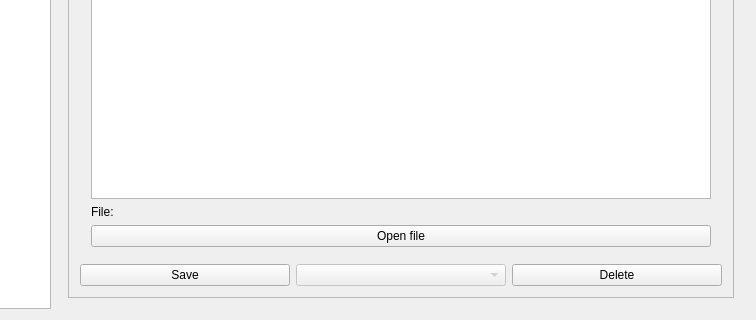
guillaumejounel/PluriNotes, file PluriNotes/plurinotes.ui: the form before one commit; both pictures show x 98 to 854 and y 282 to 602 of the 854 by 602 pixel window.
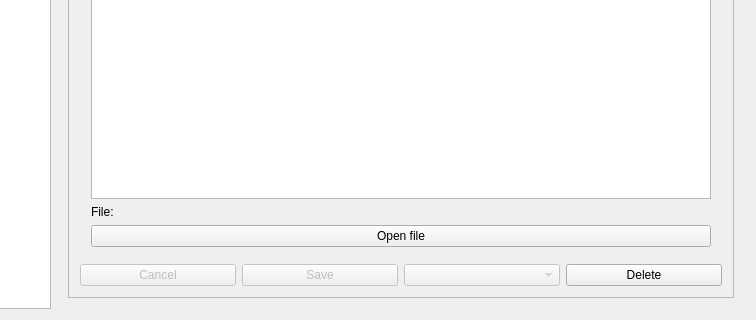
The form after the commit. The open tabs and pages were chosen to show the change.

```diff
--- a/PluriNotes/plurinotes.ui
+++ b/PluriNotes/plurinotes.ui
@@ -60,8 +60,8 @@
             <rect>
              <x>0</x>
              <y>0</y>
-             <width>273</width>
-             <height>461</height>
+             <width>655</width>
+             <height>530</height>
             </rect>
            </property>
            <layout class="QHBoxLayout" name="horizontalLayout_2">
@@ -321,7 +321,17 @@
                 <item>
                  <widget class="QPushButton" name="buttonSaveEditArticle">
                   <property name="enabled">
-                   <bool>true</bool>
+                   <bool>false</bool>
+                  </property>
+                  <property name="text">
+                   <string>Cancel</string>
+                  </property>
+                 </widget>
+                </item>
+                <item>
+                 <widget class="QPushButton" name="buttonSaveEdit">
+                  <property name="enabled">
+                   <bool>false</bool>
                   </property>
                   <property name="text">
                    <string>Save</string>
```
Left out of the diff: 156 changed lines with no effect on the pictures.
